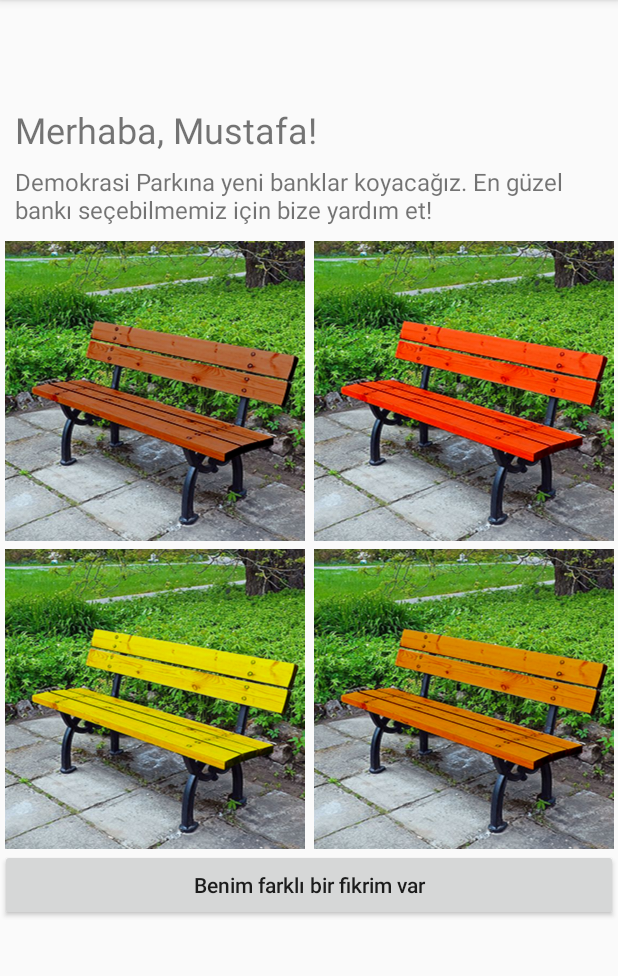
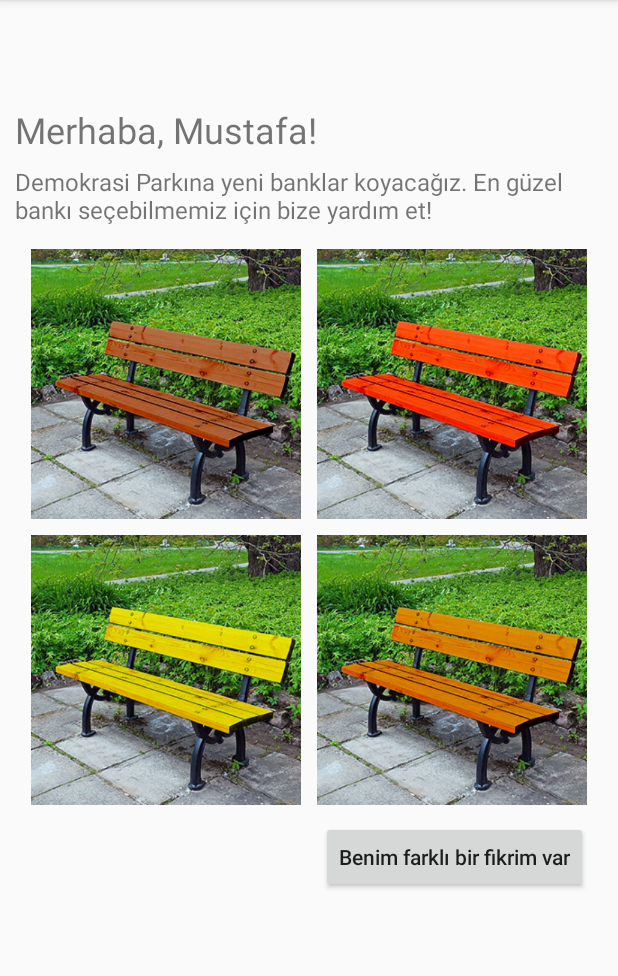
Before and after one commit to mustafayurdakul/codemamak-noname, an Android app: the MarkerDemokPark screen opened directly, with no data from a screen before it, on a phone screen of 412 x 824 dp, the part 84-1060 px from its top. Run offline under Robolectric (Android 15) with nearby library versions, the phone set to English and light mode, and no system bars.

Commit message:
Markerlardaki görseller düzeltildi.

```diff
--- a/app/src/main/res/layout/activity_maps.xml
+++ b/app/src/main/res/layout/activity_maps.xml
@@ -68,4 +68,5 @@
             android:text="@string/addButtonTextDesc"
             android:textSize="14sp" />
     </LinearLayout>
+
 </LinearLayout>
--- a/app/src/main/res/layout/activity_marker_demokrasi_parki.xml
+++ b/app/src/main/res/layout/activity_marker_demokrasi_parki.xml
@@ -31,61 +31,70 @@
             android:textSize="16dp" />
 
         <LinearLayout
-            android:layout_width="match_parent"
+            android:layout_width="wrap_content"
             android:layout_height="wrap_content"
-            android:layout_marginBottom="5dp"
-            android:orientation="horizontal">
+            android:layout_gravity="center">
+
 
             <ImageView
                 android:id="@+id/image1"
-                android:layout_width="0dp"
-                android:layout_height="200dp"
-                android:layout_weight="1"
+                android:layout_width="180dp"
+                android:layout_height="180dp"
+                android:layout_margin="5dp"
                 android:src="@drawable/bankbrown" />
 
             <ImageView
                 android:id="@+id/image2"
-                android:layout_width="0dp"
-                android:layout_height="200dp"
-                android:layout_weight="1"
+                android:layout_width="180dp"
+                android:layout_height="180dp"
+                android:layout_margin="5dp"
                 android:src="@drawable/bankred" />
+
         </LinearLayout>
 
         <LinearLayout
-            android:layout_width="match_parent"
+
+            android:layout_width="wrap_content"
             android:layout_height="wrap_content"
-            android:orientation="horizontal">
+            android:layout_gravity="center"
+            android:layout_marginBottom="5dp">
 
             <ImageView
                 android:id="@+id/image3"
-                android:layout_width="0dp"
-                android:layout_height="200dp"
-                android:layout_weight="1"
+                android:layout_width="180dp"
+                android:layout_height="180dp"
+                android:layout_margin="5dp"
                 android:src="@drawable/bankyellow" />
 
             <ImageView
                 android:id="@+id/image4"
-                android:layout_width="0dp"
-                android:layout_height="200dp"
-                android:layout_weight="1"
+                android:layout_width="180dp"
+                android:layout_height="180dp"
+                android:layout_margin="5dp"
                 android:src="@drawable/bankorange" />
 
         </LinearLayout>
 
+        <LinearLayout
+            android:layout_width="wrap_content"
+            android:layout_height="wrap_content"
+            android:layout_gravity="right"
+            android:layout_marginRight="20dp">
             <Button
                 android:id="@+id/btnOpinion"
-            android:layout_width="match_parent"
+                android:layout_width="wrap_content"
                 android:layout_height="wrap_content"
                 android:text="Benim farklı bir fikrim var"
                 android:textAllCaps="false" />
 
             <Button
                 android:id="@+id/btnSend"
-            android:layout_width="match_parent"
+                android:layout_width="wrap_content"
                 android:layout_height="wrap_content"
                 android:text="Gönder"
                 android:textAllCaps="false"
-            android:visibility="gone" />
+                android:visibility="gone"/>
+        </LinearLayout>
 
     </LinearLayout>
 
```
Also changed, not shown: app/src/main/res/layout/activity_marker_dinlenme_parki.xml (+28 -20 lines), app/src/main/res/layout/activity_marker_kutuphane.xml (+28 -25 lines). Lines whose indentation alone changed are shown as unchanged.
